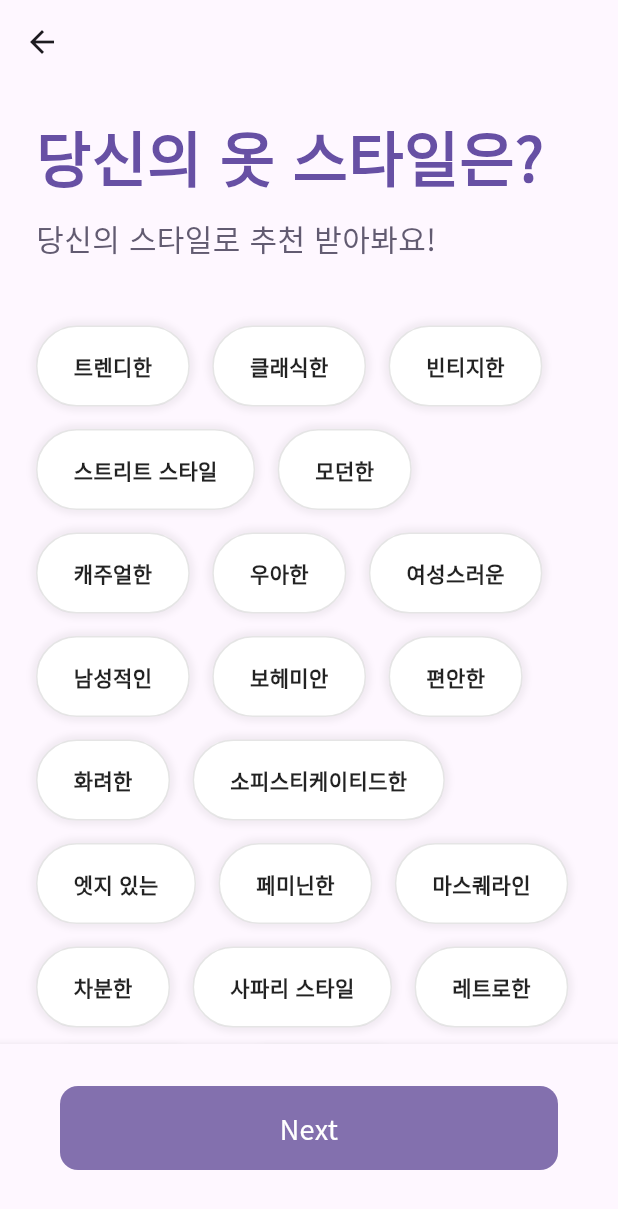
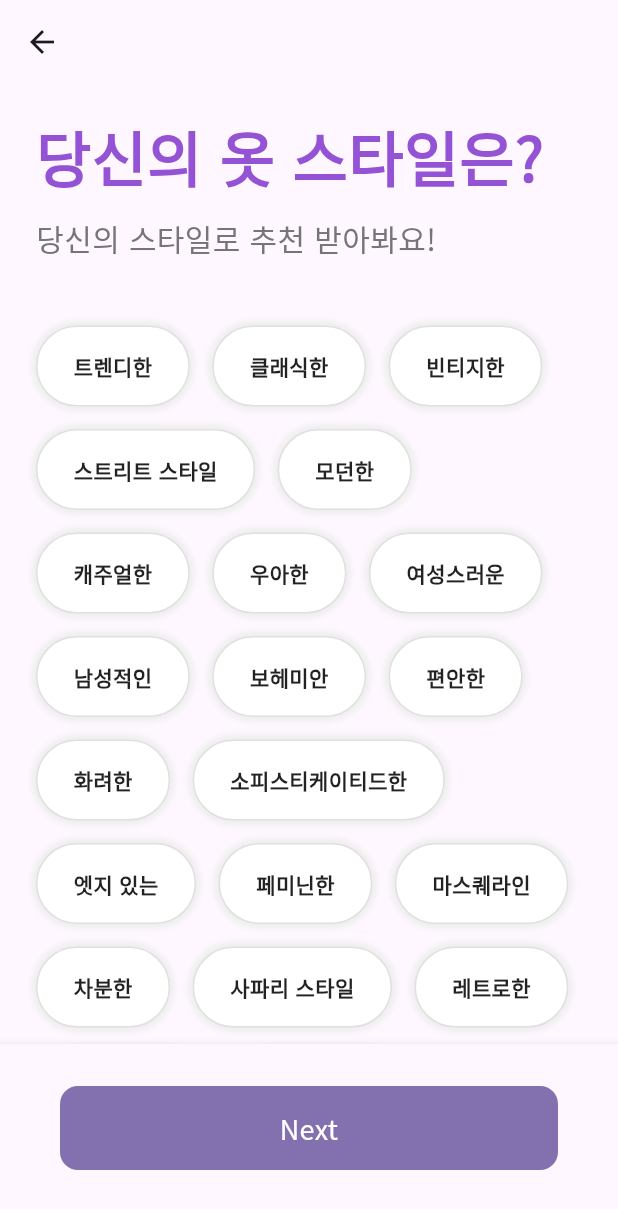
Before and after one commit to megar0829/MALLOOK, a Flutter app: the screen it shows after launch, after a tap on "입력해주세요", on a phone screen of 412 x 824 dp. Shown: the top 1209 px of the screen. Run offline on Flutter 3.47's test engine with Material 3 defaults, Android fonts, the phone set to English and light mode, and no system bars; our stand-ins replace awesome_bottom_bar, font_awesome_flutter, google_fonts; missing offline and left inert: remedi_kopo.

Commit message:
:recycle: [APP] remove material3 design

```diff
--- a/app/mallook/lib/feature/onboarding/interests_screen.dart
+++ b/app/mallook/lib/feature/onboarding/interests_screen.dart
@@ -89,7 +89,12 @@ class _InterestsScreenState extends State<InterestsScreen> {
         title: AnimatedOpacity(
           opacity: _showTitle ? 1.0 : 0.0,
           duration: const Duration(milliseconds: 300),
-          child: const Text('당신의 옷 취향은?'),
+          child: Text(
+            '당신의 옷 취향은?',
+            style: TextStyle(
+              color: Theme.of(context).primaryColorDark,
+            ),
+          ),
         ),
       ),
       body: Scrollbar(
@@ -109,7 +114,7 @@ class _InterestsScreenState extends State<InterestsScreen> {
                 Text(
                   '당신의 옷 스타일은?',
                   style: TextStyle(
-                    color: Theme.of(context).colorScheme.primary,
+                    color: Theme.of(context).primaryColor,
                     fontSize: Sizes.size40,
                     fontWeight: FontWeight.bold,
                     height: 1.2,
@@ -119,7 +124,7 @@ class _InterestsScreenState extends State<InterestsScreen> {
                 Text(
                   '당신의 스타일로 추천 받아봐요!',
                   style: TextStyle(
-                    color: Theme.of(context).colorScheme.secondary,
+                    color: Colors.grey.shade600,
                     fontSize: Sizes.size20,
                   ),
                 ),
--- a/app/mallook/lib/feature/onboarding/widgets/interest_button.dart
+++ b/app/mallook/lib/feature/onboarding/widgets/interest_button.dart
@@ -32,14 +32,19 @@ class _InterestButtonState extends State<InterestButton> {
           horizontal: Sizes.size24,
         ),
         decoration: BoxDecoration(
-          color: _isSelected ? Theme.of(context).primaryColor : Colors.white,
+          color:
+              _isSelected ? Theme.of(context).primaryColorLight : Colors.white,
           borderRadius: BorderRadius.circular(Sizes.size32),
           border: Border.all(
-            color: Colors.black.withOpacity(0.1),
+            color: _isSelected
+                ? Theme.of(context).primaryColor.withOpacity(0.2)
+                : Colors.grey.shade300,
           ),
           boxShadow: [
             BoxShadow(
-              color: Colors.black.withOpacity(0.05),
+              color: _isSelected
+                  ? Theme.of(context).primaryColorLight
+                  : Colors.grey.shade200,
               blurRadius: 3,
               spreadRadius: 3,
             )
@@ -50,7 +55,9 @@ class _InterestButtonState extends State<InterestButton> {
           widget.interest,
           style: TextStyle(
             fontWeight: FontWeight.bold,
-            color: _isSelected ? Colors.white : Colors.black87,
+            color: _isSelected
+                ? Theme.of(context).primaryColorDark
+                : Colors.black87,
           ),
         ),
       ),
--- a/app/mallook/lib/feature/sign_up/sign_up_screen.dart
+++ b/app/mallook/lib/feature/sign_up/sign_up_screen.dart
@@ -186,7 +186,7 @@ class _SignUpScreenState extends State<SignUpScreen> {
                     child: Text(
                       "회원가입",
                       style: TextStyle(
-                        color: Theme.of(context).primaryColorDark,
+                        color: Theme.of(context).primaryColor,
                         fontWeight: FontWeight.w700,
                         fontSize: Sizes.size36,
                       ),
@@ -232,7 +232,7 @@ class _SignUpScreenState extends State<SignUpScreen> {
                                 focusColor: Colors.grey.shade500,
                                 enabledBorder: UnderlineInputBorder(
                                   borderSide: BorderSide(
-                                    color: Colors.grey.shade500,
+                                    color: Colors.grey.shade400,
                                   ),
                                 ),
                                 focusedBorder: UnderlineInputBorder(
@@ -405,24 +405,16 @@ class _SignUpScreenState extends State<SignUpScreen> {
                             onTap: () => _selectDate(context),
                             child: Container(
                               decoration: BoxDecoration(
-                                color: Theme.of(context)
-                                    .colorScheme
-                                    .primaryContainer,
+                                color: Theme.of(context).primaryColorLight,
                                 border: Border.all(
-                                  color: Theme.of(context)
-                                      .colorScheme
-                                      .primary
-                                      .withOpacity(0.7),
+                                  color: Theme.of(context).primaryColor,
                                 ),
                                 borderRadius: BorderRadius.circular(
                                   Sizes.size12,
                                 ),
                                 boxShadow: [
                                   BoxShadow(
-                                    color: Theme.of(context)
-                                        .colorScheme
-                                        .primary
-                                        .withOpacity(0.7),
+                                    color: Theme.of(context).primaryColorLight,
                                     spreadRadius: 0.1,
                                     blurRadius: 2,
                                     offset: const Offset(1, 3),
@@ -436,7 +428,7 @@ class _SignUpScreenState extends State<SignUpScreen> {
                                 ),
                                 child: FaIcon(
                                   FontAwesomeIcons.calendar,
-                                  color: Theme.of(context).colorScheme.primary,
+                                  color: Theme.of(context).primaryColor,
                                   size: Sizes.size18,
                                 ),
                               ),
@@ -453,7 +445,7 @@ class _SignUpScreenState extends State<SignUpScreen> {
                       Text(
                         '성별',
                         style: TextStyle(
-                          color: Theme.of(context).colorScheme.primary,
+                          color: Theme.of(context).primaryColor,
                           fontWeight: FontWeight.w600,
                           fontSize: Sizes.size18,
                         ),
@@ -486,7 +478,7 @@ class _SignUpScreenState extends State<SignUpScreen> {
                       Text(
                         '전화번호',
                         style: TextStyle(
-                          color: Theme.of(context).colorScheme.primary,
+                          color: Theme.of(context).primaryColor,
                           fontWeight: FontWeight.w600,
                           fontSize: Sizes.size18,
                         ),
@@ -495,8 +487,8 @@ class _SignUpScreenState extends State<SignUpScreen> {
                         controller: _phoneController,
                         keyboardType: TextInputType.number,
                         autocorrect: false,
-                        style: TextStyle(
-                          color: Theme.of(context).colorScheme.onSurface,
+                        style: const TextStyle(
+                          color: Colors.black,
                           fontSize: Sizes.size16,
                         ),
                         onChanged: (value) => _isPhoneValid(),
@@ -507,14 +499,11 @@ class _SignUpScreenState extends State<SignUpScreen> {
                         ],
                         decoration: InputDecoration(
                           hintText: "전화번호를 입력해주세요.",
-                          focusColor: Theme.of(context).colorScheme.primary,
+                          focusColor: Theme.of(context).primaryColor,
                           isDense: false,
                           enabledBorder: UnderlineInputBorder(
                             borderSide: BorderSide(
-                              color: Theme.of(context)
-                                  .colorScheme
-                                  .secondary
-                                  .withOpacity(0.5),
+                              color: Colors.grey.shade400,
                             ),
                           ),
                           focusedBorder: UnderlineInputBorder(
@@ -524,15 +513,7 @@ class _SignUpScreenState extends State<SignUpScreen> {
                           ),
                           hintStyle: TextStyle(
                             fontSize: Sizes.size14,
-                            color: Theme.of(context).colorScheme.secondary,
-                          ),
-                          disabledBorder: UnderlineInputBorder(
-                            borderSide: BorderSide(
-                              color: Theme.of(context)
-                                  .colorScheme
-                                  .secondary
-                                  .withOpacity(0.5),
-                            ),
+                            color: Colors.grey.shade500,
                           ),
                         ),
                       ),
@@ -541,11 +522,11 @@ class _SignUpScreenState extends State<SignUpScreen> {
                           !_phoneStatus)
                         Container(
                           alignment: Alignment.centerRight,
-                          child: Text(
+                          child: const Text(
                             "올바르지 않은 전화번호 형식 입니다.",
                             style: TextStyle(
-                              color: Theme.of(context).colorScheme.error,
                               fontSize: Sizes.size12,
+                              color: Colors.red,
                             ),
                           ),
                         ),
@@ -558,7 +539,7 @@ class _SignUpScreenState extends State<SignUpScreen> {
                       Text(
                         '주소',
                         style: TextStyle(
-                          color: Theme.of(context).colorScheme.primary,
+                          color: Theme.of(context).primaryColor,
                           fontWeight: FontWeight.w600,
                           fontSize: Sizes.size18,
                         ),
@@ -569,19 +550,16 @@ class _SignUpScreenState extends State<SignUpScreen> {
                           enabled: false,
                           controller: _addressController,
                           autocorrect: false,
-                          style: TextStyle(
-                            color: Theme.of(context).colorScheme.onSurface,
+                          style: const TextStyle(
+                            color: Colors.black,
                             fontSize: Sizes.size14,
                           ),
                           decoration: InputDecoration(
                             hintText: "주소 검색시 클릭!",
-                            focusColor: Theme.of(context).colorScheme.primary,
+                            focusColor: Theme.of(context).primaryColor,
                             enabledBorder: UnderlineInputBorder(
                               borderSide: BorderSide(
-                                color: Theme.of(context)
-                                    .colorScheme
-                                    .secondary
-                                    .withOpacity(0.5),
+                                color: Colors.grey.shade400,
                               ),
                             ),
                             focusedBorder: UnderlineInputBorder(
@@ -591,35 +569,26 @@ class _SignUpScreenState extends State<SignUpScreen> {
                             ),
                             hintStyle: TextStyle(
                               fontSize: Sizes.size14,
-                              color: Theme.of(context).colorScheme.secondary,
-                            ),
-                            disabledBorder: UnderlineInputBorder(
-                              borderSide: BorderSide(
-                                color: Theme.of(context)
-                                    .colorScheme
-                                    .secondary
-                                    .withOpacity(0.5),
+                              color: Colors.grey.shade500,
                             ),
                           ),
                         ),
                       ),
-                      ),
-                      TextField(
+                      Opacity(
+                        opacity: _additionalAddressInputEnable ? 1 : 0,
+                        child: TextField(
                           enabled: _additionalAddressInputEnable,
                           controller: _additionalAddressController,
-                        style: TextStyle(
-                          color: Theme.of(context).colorScheme.onSurface,
+                          style: const TextStyle(
+                            color: Colors.black,
                             fontSize: Sizes.size14,
                           ),
                           decoration: InputDecoration(
                             hintText: "나머지 주소 입력",
-                          focusColor: Theme.of(context).colorScheme.primary,
+                            focusColor: Theme.of(context).primaryColor,
                             enabledBorder: UnderlineInputBorder(
                               borderSide: BorderSide(
-                              color: Theme.of(context)
-                                  .colorScheme
-                                  .secondary
-                                  .withOpacity(0.5),
+                                color: Colors.grey.shade400,
                               ),
                             ),
                             focusedBorder: UnderlineInputBorder(
@@ -629,14 +598,7 @@ class _SignUpScreenState extends State<SignUpScreen> {
                             ),
                             hintStyle: TextStyle(
                               fontSize: Sizes.size14,
-                            color: Theme.of(context).colorScheme.secondary,
-                          ),
-                          disabledBorder: UnderlineInputBorder(
-                            borderSide: BorderSide(
-                              color: Theme.of(context)
-                                  .colorScheme
-                                  .secondary
-                                  .withOpacity(0.5),
+                              color: Colors.grey.shade500,
                             ),
                           ),
                         ),
--- a/app/mallook/lib/feature/sign_up/widgets/form_button.dart
+++ b/app/mallook/lib/feature/sign_up/widgets/form_button.dart
@@ -27,15 +27,15 @@ class FormButton extends StatelessWidget {
           decoration: BoxDecoration(
             borderRadius: BorderRadius.circular(Sizes.size5),
             color: disabled
-                ? Theme.of(context).colorScheme.primary
-                : Theme.of(context).colorScheme.primaryContainer,
+                ? Colors.grey.shade300
+                : Theme.of(context).primaryColorLight,
           ),
           duration: const Duration(milliseconds: 300),
           child: AnimatedDefaultTextStyle(
             style: TextStyle(
               color: disabled
-                  ? Theme.of(context).colorScheme.onPrimary
-                  : Theme.of(context).colorScheme.primary,
+                  ? Colors.black87
+                  : Theme.of(context).primaryColorDark,
               fontWeight: FontWeight.w600,
               fontSize: Sizes.size16,
               letterSpacing: Sizes.size4,
--- a/app/mallook/lib/feature/sign_up/widgets/gender_radio_button.dart
+++ b/app/mallook/lib/feature/sign_up/widgets/gender_radio_button.dart
@@ -24,12 +24,12 @@ class GenderRadioButton extends StatelessWidget {
         ),
         decoration: BoxDecoration(
             color: isSelected
-                ? Theme.of(context).colorScheme.tertiaryContainer
+                ? Theme.of(context).primaryColorLight
                 : Colors.grey.shade300,
             border: Border.all(
               color: isSelected
-                  ? Theme.of(context).colorScheme.tertiary.withOpacity(0.7)
-                  : Theme.of(context).colorScheme.secondary.withOpacity(0.5),
+                  ? Theme.of(context).primaryColor
+                  : Colors.grey.shade500,
             ),
             borderRadius: BorderRadius.circular(
               Sizes.size12,
@@ -37,8 +37,8 @@ class GenderRadioButton extends StatelessWidget {
             boxShadow: [
               BoxShadow(
                 color: isSelected
-                    ? Theme.of(context).colorScheme.tertiary.withOpacity(0.7)
-                    : Theme.of(context).colorScheme.secondary.withOpacity(0.5),
+                    ? Theme.of(context).primaryColorLight
+                    : Colors.grey.shade200,
                 spreadRadius: 0.1,
                 blurRadius: 2,
                 offset: const Offset(1, 3),
@@ -49,8 +49,8 @@ class GenderRadioButton extends StatelessWidget {
           textAlign: TextAlign.center,
           style: TextStyle(
             color: isSelected
-                ? Theme.of(context).colorScheme.onSurface
-                : Theme.of(context).colorScheme.secondary,
+                ? Theme.of(context).primaryColorDark
+                : Colors.black54,
             fontSize: Sizes.size18,
             fontWeight: FontWeight.w600,
           ),
```
Lines whose indentation alone changed are shown as unchanged.
